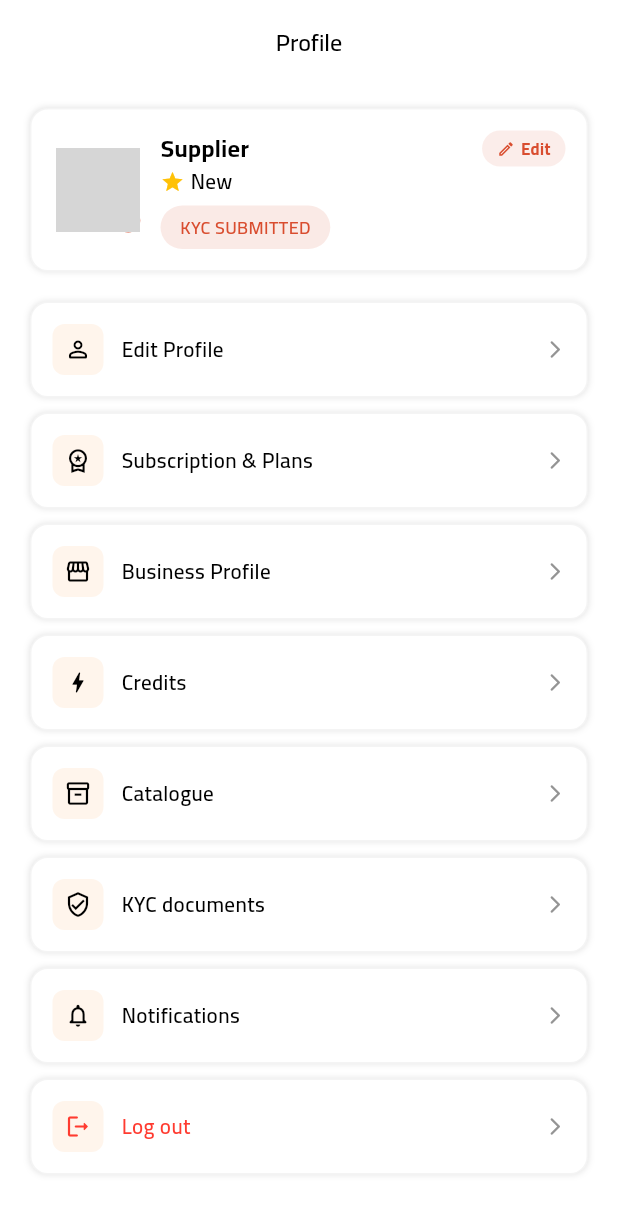
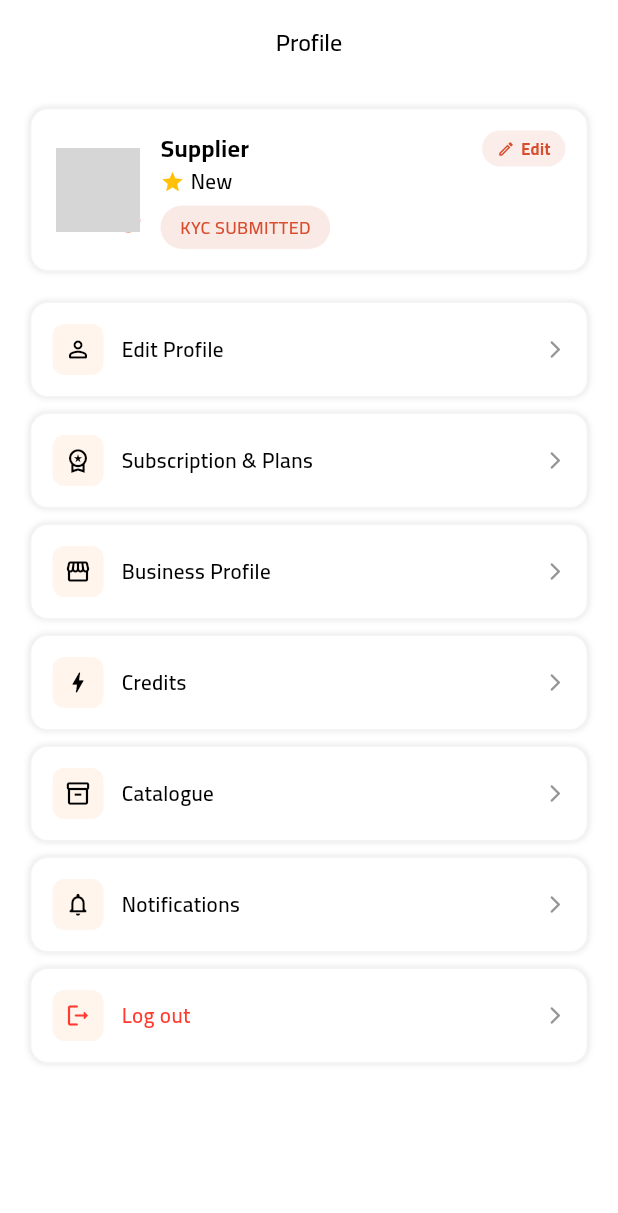
Before and after one commit to devsaffinity/autonet_app, a Flutter app: the SupplierProfilePage screen opened directly, on a phone screen of 412 x 824 dp. Shown: the top 1213 px of the screen. Run offline on Flutter 3.47's test engine with Material 3 defaults, Android fonts, the phone set to English and light mode, and no system bars; our stand-ins replace cached_network_image, dropdown_button2, file_picker, flutter_svg, fluttertoast, get and 8 more; missing offline and left inert: flutter_stripe; accounts and stored records are empty; network calls fail; grey boxes are pictures that could not be loaded.

Commit message:
refactor(supplier): remove redundant KYC documents tile from profile menu

```diff
--- a/lib/view/screens/supplier/profile/profile.dart
+++ b/lib/view/screens/supplier/profile/profile.dart
@@ -7,7 +7,6 @@ import 'package:autonect/view/screens/supplier/dash_board/manage_catalog.dart';
 import 'package:autonect/view/screens/supplier/dash_board/supplier_credits.dart';
 import 'package:autonect/view/screens/supplier/profile/edit_supplier_profile.dart';
 import 'package:autonect/view/screens/supplier/profile/supplier_access_tier_page.dart';
-import 'package:autonect/view/screens/supplier/registration/supplier_registration.dart';
 import 'package:autonect/view/screens/supplier/widgets/supplier_chips.dart';
 import 'package:autonect/view/screens/supplier/widgets/supplier_widgets.dart';
 import 'package:autonect/controller/buyer/notifications_controller.dart';
@@ -280,11 +279,6 @@ class _SupplierProfilePageState extends State<SupplierProfilePage> {
               label: 'Catalogue',
               onTap: () => Get.to(() => const ManageCatalogPage()),
             ),
-            SupplierMenuTile(
-              icon: Icons.verified_user_outlined,
-              label: 'KYC documents',
-              onTap: () => Get.to(() => const SupplierRegistrationPage()),
-            ),
             Obx(() {
               final unread = _notifications.unread.value;
               return SupplierMenuTile(
```
